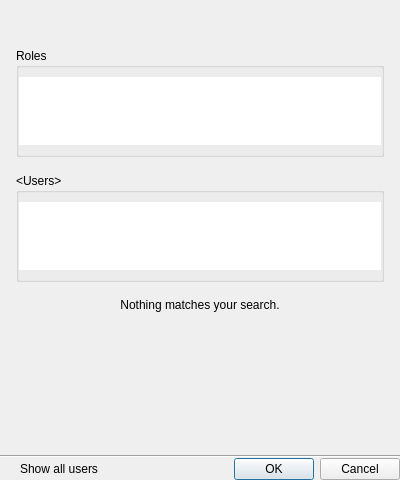
Old version of the form client/nx_client_desktop/src/nx/client/desktop/ui/event_rules/subject_selection_dialog.ui in the repository networkoptix/nx_open.
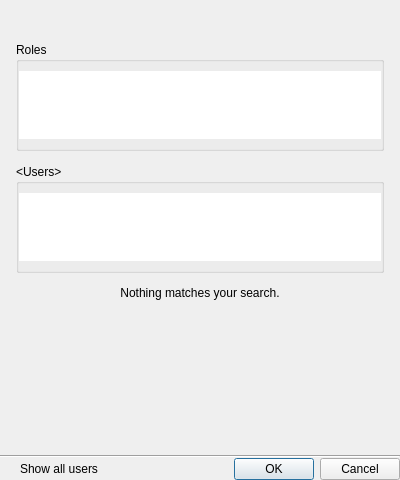
New version of the form. Custom widgets are drawn as their Qt base class.

Commit message:
VMS-6619: User select dialog fixes - decreased paddings in accordance to spec
<==== Mercurial data ====>
Branch: vms_3.1_gui

Patch:
```diff
--- a/client/nx_client_desktop/src/nx/client/desktop/ui/event_rules/subject_selection_dialog.ui
+++ b/client/nx_client_desktop/src/nx/client/desktop/ui/event_rules/subject_selection_dialog.ui
@@ -33,7 +33,7 @@
     <widget class="QWidget" name="mainWidget" native="true">
      <layout class="QVBoxLayout" name="verticalLayout">
       <property name="spacing">
-       <number>16</number>
+       <number>13</number>
       </property>
       <property name="leftMargin">
        <number>16</number>
@@ -45,7 +45,7 @@
        <number>16</number>
       </property>
       <property name="bottomMargin">
-       <number>16</number>
+       <number>0</number>
       </property>
       <item>
        <widget class="QnSearchLineEdit" name="searchLineEdit" native="true"/>
@@ -70,7 +70,7 @@
            <x>0</x>
            <y>0</y>
            <width>368</width>
-           <height>368</height>
+           <height>390</height>
           </rect>
          </property>
          <property name="sizePolicy">
@@ -81,7 +81,7 @@
          </property>
          <layout class="QVBoxLayout" name="verticalLayout_5">
           <property name="spacing">
-           <number>16</number>
+           <number>13</number>
           </property>
           <property name="leftMargin">
            <number>0</number>
@@ -93,7 +93,7 @@
            <number>0</number>
           </property>
           <property name="bottomMargin">
-           <number>0</number>
+           <number>16</number>
           </property>
           <item>
            <widget class="QGroupBox" name="rolesGroupBox">
```
The commit also changes 5 other files.
